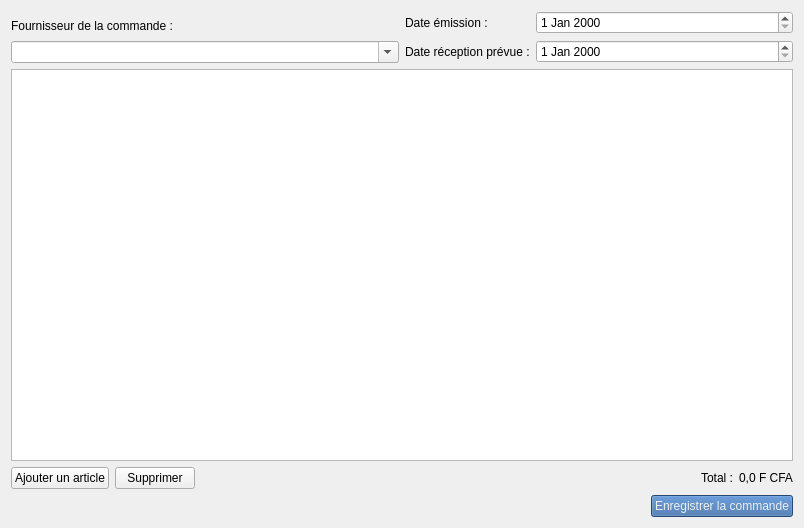
This is views/ui/command-form.ui in mono57/libsoft as Qt 5 draws it before an edit. The edited form follows.
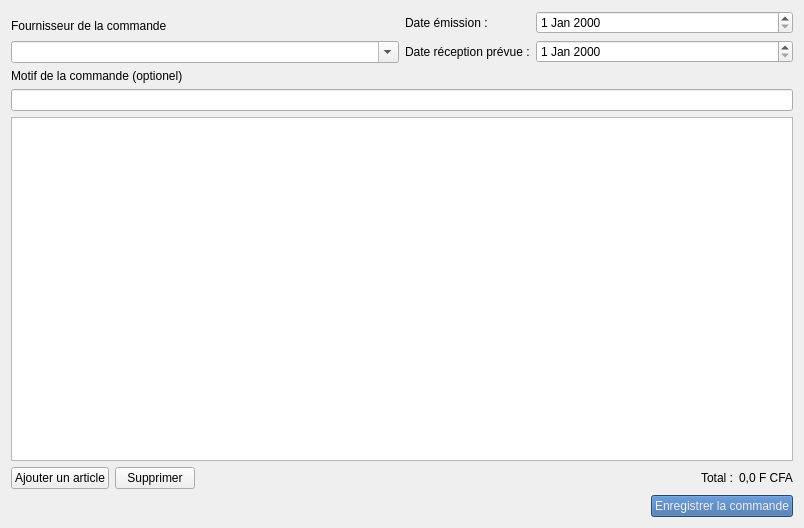
This is the edited form.

Patch:
```diff
--- a/views/ui/command-form.ui
+++ b/views/ui/command-form.ui
@@ -29,7 +29,7 @@
          <item>
           <widget class="QLabel" name="label">
            <property name="text">
-            <string>Fournisseur de la commande :</string>
+            <string>Fournisseur de la commande</string>
            </property>
           </widget>
          </item>
@@ -68,6 +68,20 @@
        </item>
       </layout>
      </item>
+     <item>
+      <layout class="QVBoxLayout" name="verticalLayout_4">
+       <item>
+        <widget class="QLabel" name="label_5">
+         <property name="text">
+          <string>Motif de la commande (optionel)</string>
+         </property>
+        </widget>
+       </item>
+       <item>
+        <widget class="QLineEdit" name="lineEditMotif"/>
+       </item>
+      </layout>
+     </item>
      <item>
       <widget class="QTableView" name="tableView"/>
      </item>
```
